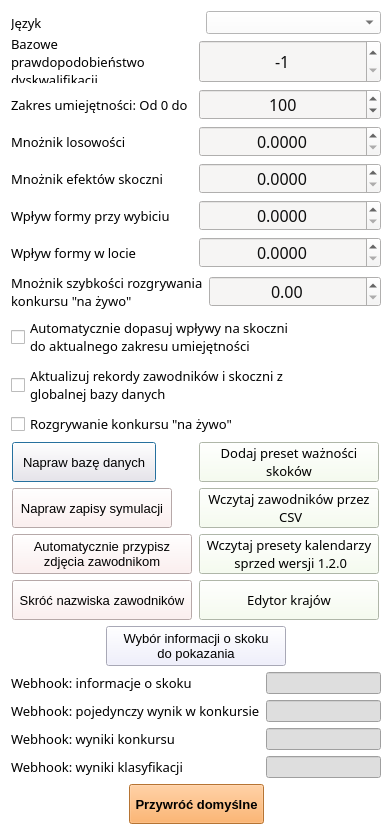
Above: source/UI/AppSettings/AppSettingsWindow.ui from KonradKrol/sj-sim before the change. Below: the same form after it.
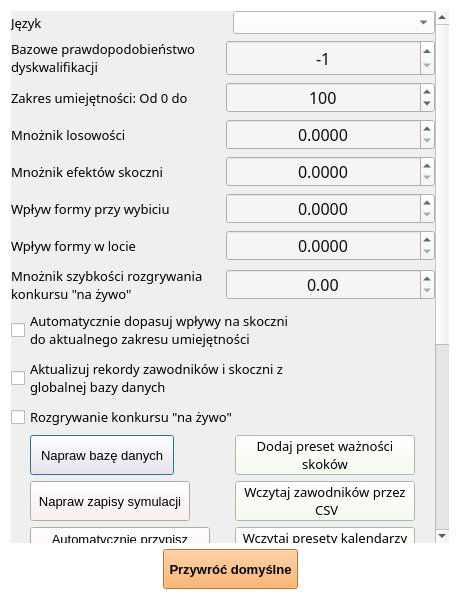
That is the form after the change.

Commit message: Make application settings responsive

The edit to the form file:
```diff
--- a/source/UI/AppSettings/AppSettingsWindow.ui
+++ b/source/UI/AppSettings/AppSettingsWindow.ui
@@ -6,8 +6,8 @@
    <rect>
     <x>0</x>
     <y>0</y>
-    <width>392</width>
-    <height>835</height>
+    <width>460</width>
+    <height>600</height>
    </rect>
   </property>
   <property name="windowTitle">
@@ -20,6 +20,36 @@
   </property>
   <layout class="QVBoxLayout" name="verticalLayout_6">
    <item>
+    <widget class="QScrollArea" name="scrollArea_settings">
+     <property name="frameShape">
+      <enum>QFrame::NoFrame</enum>
+     </property>
+     <property name="widgetResizable">
+      <bool>true</bool>
+     </property>
+     <widget class="QWidget" name="scrollAreaWidgetContents_settings">
+      <property name="geometry">
+       <rect>
+        <x>0</x>
+        <y>0</y>
+        <width>442</width>
+        <height>532</height>
+       </rect>
+      </property>
+      <layout class="QVBoxLayout" name="verticalLayout_scrollContent">
+       <property name="leftMargin">
+        <number>0</number>
+       </property>
+       <property name="topMargin">
+        <number>0</number>
+       </property>
+       <property name="rightMargin">
+        <number>0</number>
+       </property>
+       <property name="bottomMargin">
+        <number>0</number>
+       </property>
+       <item>
     <layout class="QVBoxLayout" name="verticalLayout_2">
      <item>
       <layout class="QVBoxLayout" name="verticalLayout_4">
@@ -945,6 +975,10 @@
       </size>
      </property>
     </spacer>
+       </item>
+      </layout>
+     </widget>
+    </widget>
    </item>
    <item>
     <layout class="QHBoxLayout" name="horizontalLayout_3">
```
Lines whose indentation alone changed are shown as unchanged. The commit also changes 1 other file.
